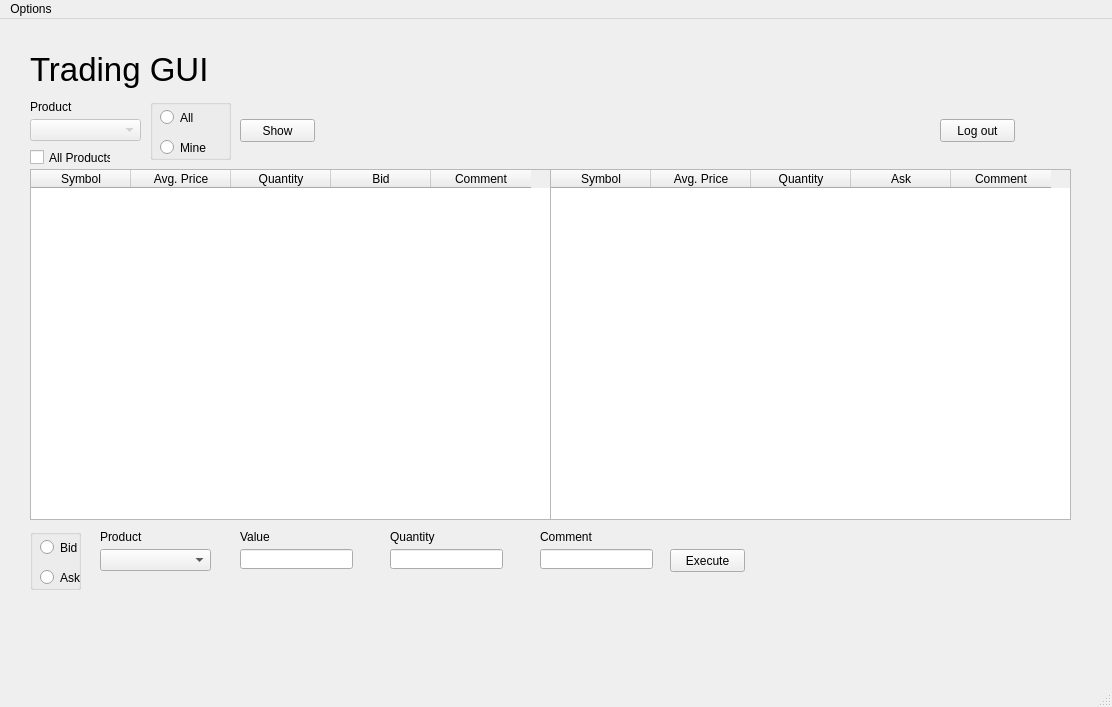
First picture: the form in mex_main.ui, repository tradebrse/MEX_Trading_1.0, before the edit.
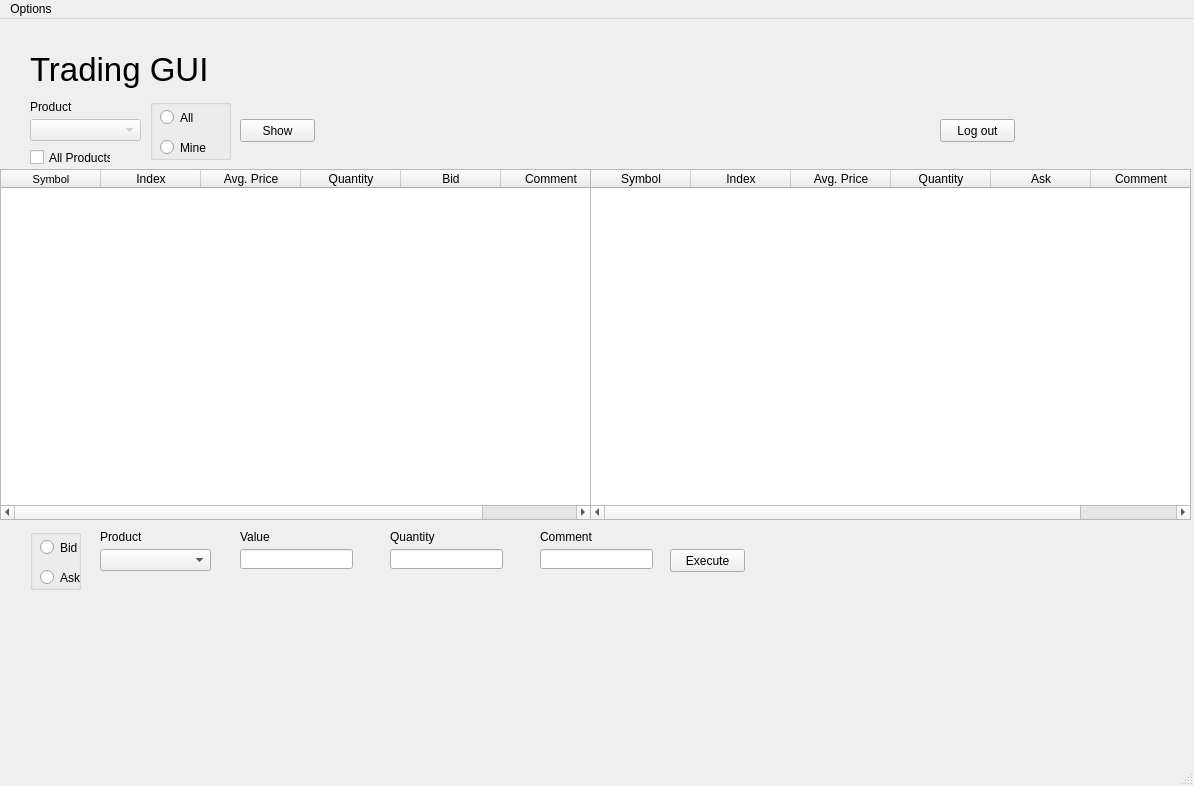
Second picture: the form after the edit.

Commit message: Added product index

Patch:
```diff
--- a/mex_main.ui
+++ b/mex_main.ui
@@ -6,8 +6,8 @@
    <rect>
     <x>0</x>
     <y>0</y>
-    <width>1112</width>
-    <height>707</height>
+    <width>1194</width>
+    <height>786</height>
    </rect>
   </property>
   <property name="windowTitle">
@@ -164,15 +164,25 @@
    <widget class="QTableWidget" name="tableWidgetOrderbookBid">
     <property name="geometry">
      <rect>
-      <x>30</x>
+      <x>0</x>
       <y>150</y>
-      <width>521</width>
+      <width>591</width>
       <height>351</height>
      </rect>
     </property>
     <column>
      <property name="text">
       <string>Symbol</string>
+     </property>
+     <property name="font">
+      <font>
+       <pointsize>8</pointsize>
+      </font>
+     </property>
+    </column>
+    <column>
+     <property name="text">
+      <string>Index</string>
      </property>
     </column>
     <column>
@@ -323,9 +333,9 @@
    <widget class="QTableWidget" name="tableWidgetOrderbookAsk">
     <property name="geometry">
      <rect>
-      <x>550</x>
+      <x>590</x>
       <y>150</y>
-      <width>521</width>
+      <width>601</width>
       <height>351</height>
      </rect>
     </property>
@@ -334,6 +344,11 @@
       <string>Symbol</string>
      </property>
     </column>
+    <column>
+     <property name="text">
+      <string>Index</string>
+     </property>
+    </column>
     <column>
      <property name="text">
       <string>Avg. Price</string>
@@ -374,7 +389,7 @@
     <rect>
      <x>0</x>
      <y>0</y>
-     <width>1112</width>
+     <width>1194</width>
      <height>21</height>
     </rect>
    </property>
```
The commit also changes 6 other files.
